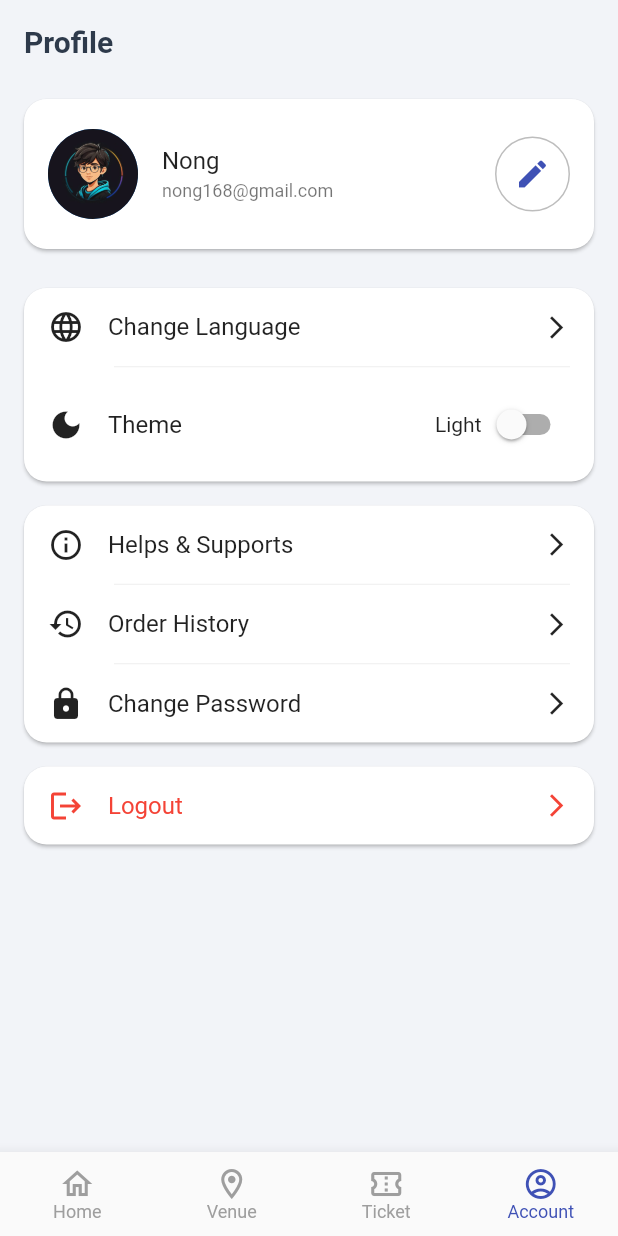
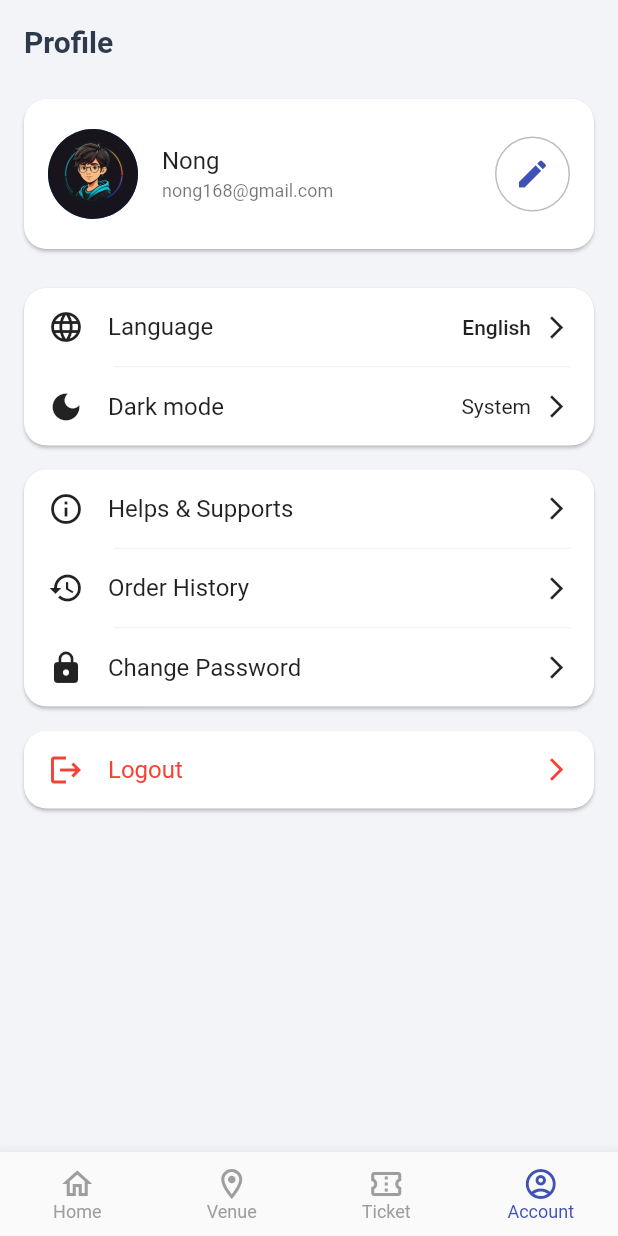
Before and after one commit to NONG-PHLOEUT-GITHUB/sports-venue-booking-app, a Flutter app: the screen it shows after launch, item 4 of the bottom bar chosen, on a phone screen of 412 x 824 dp. Run offline on Flutter 3.47's test engine with Material 3 defaults, Android fonts, the phone set to English and light mode, and no system bars; our stand-ins replace carousel_slider, get, get_storage, intl_phone_field, pin_code_fields, shared_preferences; network calls fail.

Commit message:
feat(theme-screen): add theme sreen for change theme

```diff
--- a/frontend/lib/controllers/theme_controller.dart
+++ b/frontend/lib/controllers/theme_controller.dart
@@ -1,15 +1,62 @@
 import 'package:get/get.dart';
 import 'package:flutter/material.dart';
+import 'package:get_storage/get_storage.dart';
 
 class ThemeController extends GetxController {
-  // Store themeMode as observable
-  Rx<ThemeMode> themeMode = ThemeMode.light.obs;
+  final _storage = GetStorage();
+  final _key = 'themeMode';
 
-  bool get isDark => themeMode.value == ThemeMode.dark;
+  Rx<ThemeMode> themeMode = ThemeMode.system.obs;
 
-  void toggleTheme(bool isDarkMode) {
-    themeMode.value = isDarkMode ? ThemeMode.dark : ThemeMode.light;
-    // Apply theme change globally:
+  @override
+  void onInit() {
+    super.onInit();
+    _loadThemeMode();
+  }
+
+  void changeThemeMode(ThemeMode mode) {
+    themeMode.value = mode;
+    Get.changeThemeMode(mode);
+    _saveThemeMode(mode);
+  }
+
+  // Placeholder for loading theme from storage
+  void _loadThemeMode() {
+    final savedMode = _storage.read<String>(_key);
+
+    if (savedMode == 'light') {
+      themeMode.value = ThemeMode.light;
+    } else if (savedMode == 'dark') {
+      themeMode.value = ThemeMode.dark;
+    } else {
+      themeMode.value = ThemeMode.system;
+    }
+
     Get.changeThemeMode(themeMode.value);
   }
+
+  // Placeholder for saving theme to storage
+
+  void _saveThemeMode(ThemeMode mode) {
+    final modeStr =
+        mode == ThemeMode.dark
+            ? 'dark'
+            : mode == ThemeMode.light
+            ? 'light'
+            : 'system';
+    _storage.write(_key, modeStr);
+  }
+
+  // Label for display (On, Off, System)
+  String get themeModeLabel {
+    switch (themeMode.value) {
+      case ThemeMode.dark:
+        return 'On';
+      case ThemeMode.light:
+        return 'Off';
+      case ThemeMode.system:
+      default:
+        return 'System';
+    }
+  }
 }
--- a/frontend/lib/main.dart
+++ b/frontend/lib/main.dart
@@ -10,8 +10,9 @@ import 'package:frontend/theme/theme.dart';
 import 'package:frontend/controllers/theme_controller.dart';
 import 'screens/layout.dart';
 import 'package:get/get.dart';
+import 'package:get_storage/get_storage.dart';
 
-void main() {
+void main() async {
   WidgetsFlutterBinding.ensureInitialized();
 
   Get.put(ThemeController());
@@ -19,6 +20,8 @@ void main() {
   Get.lazyPut(() => VenueService());
   Get.lazyPut(() => VenueListController());
   Get.lazyPut(() => ExploreVenueController());
+  await GetStorage.init();  // Await initialization here
+
   runApp(const MyApp());
 }
 
@@ -37,7 +40,7 @@ class _MyAppState extends State<MyApp> {
 
     return Obx(
       () => GetMaterialApp(
-        locale: localeController.currentLocale.value,
+        locale: localeController.locale,
         supportedLocales: L10n.all,
         localizationsDelegates: const [
           AppLocalizations.delegate,
--- a/frontend/lib/screens/account_screen.dart
+++ b/frontend/lib/screens/account_screen.dart
@@ -1,4 +1,6 @@
 import 'package:flutter/material.dart';
+import 'package:frontend/controllers/locale_controller.dart';
+import 'package:frontend/screens/theme_screen.dart';
 import 'package:get/get.dart';
 import 'package:shared_preferences/shared_preferences.dart';
 import 'package:frontend/screens/edite_account.dart';
@@ -41,6 +43,7 @@ class _ProfilePageState extends State<ProfilePage> {
   @override
   Widget build(BuildContext context) {
     final themeController = Get.find<ThemeController>();
+    final localeController = Get.find<LocaleController>();
 
     return Scaffold(
       appBar: AppBar(title: const Text('Profile')),
@@ -50,28 +53,41 @@ class _ProfilePageState extends State<ProfilePage> {
             _buildProfileHeader(),
             const SizedBox(height: 16),
             _buildSettingsCard([
-              _buildSettingsTile(
-                icon: Icons.language_outlined,
-                title: 'Change Language',
-                onTap: () => Get.to(() => const SwitchLanguagePage()),
-              ),
-              Obx(() {
-                final isDark = themeController.isDark;
-                return _buildSettingsTile(
-                  icon: Icons.dark_mode,
-                  title: 'Theme',
+              Obx(
+                () => _buildSettingsTile(
+                  icon: Icons.language_outlined,
+                  title: 'Language',
                   trailing: Row(
                     mainAxisSize: MainAxisSize.min,
-                    children: <Widget>[
-                      Text(isDark ? 'Dark' : 'Light'),
-                      Switch(
-                        value: isDark,
-                        onChanged: themeController.toggleTheme,
+                    children: [
+                      Text(
+                        localeController.locale.languageCode == 'km'
+                            ? 'Khmer'
+                            : 'English',
+                        style: const TextStyle(fontWeight: FontWeight.w500),
                       ),
+                      const SizedBox(width: 8),
+                      const Icon(Icons.arrow_forward_ios, size: 18),
                     ],
                   ),
-                );
-              }),
+                  onTap: () => Get.to(() => SwitchLanguageScreen()),
+                ),
+              ),
+              Obx(
+                () => _buildSettingsTile(
+                  icon: Icons.dark_mode,
+                  title: 'Dark mode',
+                  trailing: Row(
+                    mainAxisSize: MainAxisSize.min,
+                    children: [
+                      Text(themeController.themeModeLabel),
+                      const SizedBox(width: 8),
+                      const Icon(Icons.arrow_forward_ios, size: 18),
+                    ],
+                  ),
+                  onTap: () => Get.to(() => const ThemeScreen()),
+                ),
+              ),
             ]),
             const SizedBox(height: 16),
             _buildSettingsCard([
--- a/frontend/pubspec.yaml
+++ b/frontend/pubspec.yaml
@@ -42,6 +42,7 @@ dependencies:
   cupertino_icons: ^1.0.8
   get: ^4.6.5
   http: ^0.13.6
+  get_storage: ^2.1.1
 
 dev_dependencies:
   flutter_test:
```
Also changed, not shown: frontend/lib/controllers/locale_controller.dart (+19 -4 lines), frontend/lib/screens/switch_language_screen.dart (+33 -83 lines), frontend/lib/screens/theme_screen.dart (added, +60 -0 lines), frontend/lib/widgets/custom_back_button.dart (+10 -3 lines), frontend/pubspec.lock, 2 other files.
